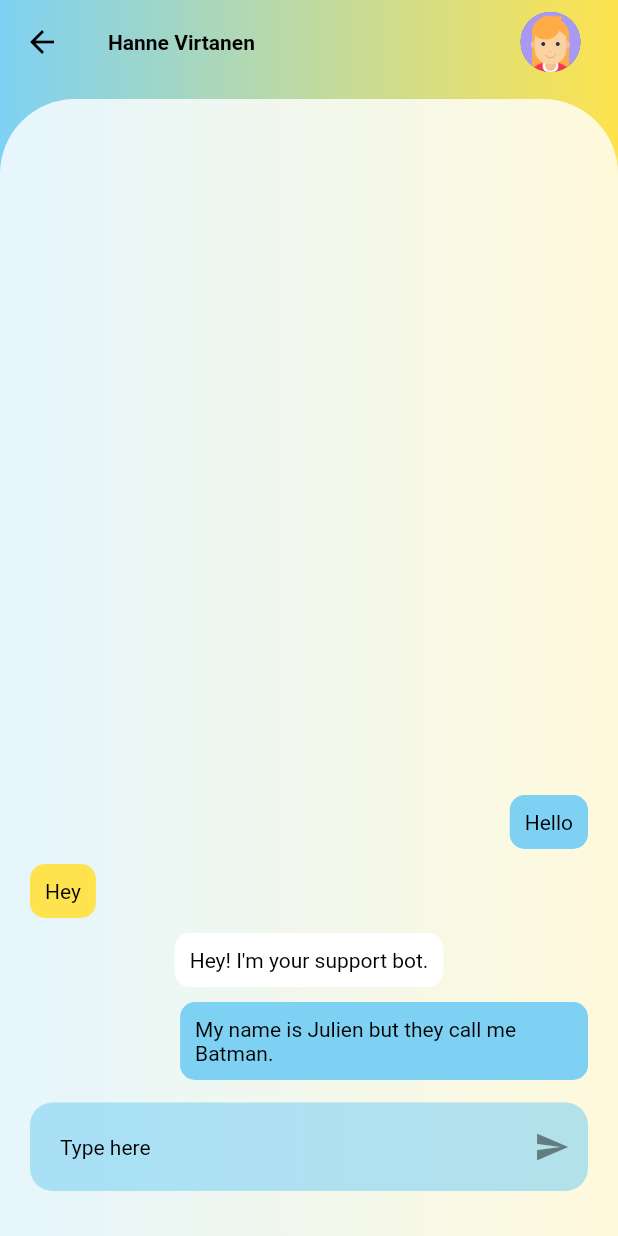
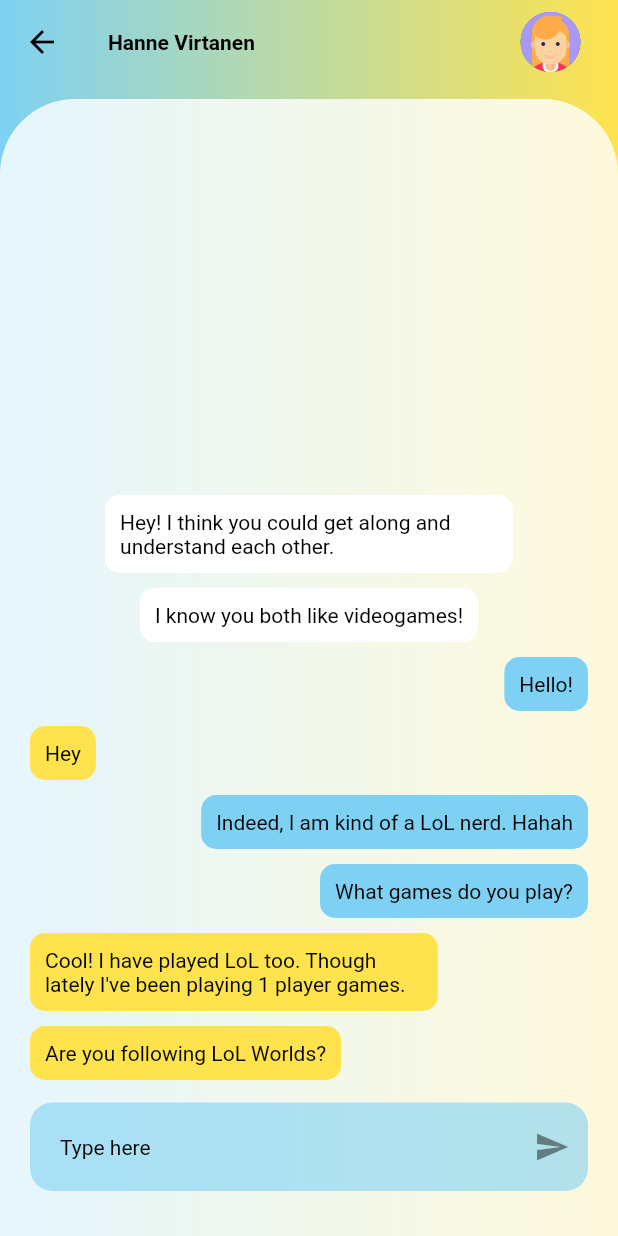
Before and after one commit to salcc/Junction-2022, a Flutter app: the SocialScreen screen opened by its route, after a tap on an icon or button, on a phone screen of 412 x 824 dp. Run offline on Flutter 3.47's test engine with Material 2 defaults, Android fonts, the phone set to English and light mode, and no system bars; our stand-ins replace fl_chart, get.

Commit message:
Final Junction app version

```diff
--- a/flutter_demo/lib/models/chat_model.dart
+++ b/flutter_demo/lib/models/chat_model.dart
@@ -45,7 +45,9 @@ class Chat {
       messages: Message.messages
           .where(
             (message) =>
-                (message.senderId == '1' || message.senderId == '3') &
+                (message.senderId == '1' ||
+                    message.senderId == '3' ||
+                    message.senderId == '99') &
                 (message.recipientId == '1' || message.recipientId == '3'),
           )
           .toList(),
--- a/flutter_demo/lib/models/message_model.dart
+++ b/flutter_demo/lib/models/message_model.dart
@@ -15,7 +15,7 @@ class Message {
     Message(
       senderId: '1',
       recipientId: '2',
-      text: 'Hello',
+      text: 'Hello!',
       createdAt: DateTime(2022, 08, 01, 10, 10, 10),
     ),
     Message(
@@ -27,20 +27,91 @@ class Message {
     Message(
       senderId: '1',
       recipientId: '2',
-      text: 'My name is Julien but they call me Batman.',
+      text: 'Indeed, I am kind of a LoL nerd. Hahah',
       createdAt: DateTime(2022, 08, 01, 10, 17, 32),
+    ),
+    Message(
+      senderId: '1',
+      recipientId: '2',
+      text: 'What games do you play?',
+      createdAt: DateTime(2022, 08, 01, 10, 18, 32),
+    ),
+    Message(
+      senderId: '2',
+      recipientId: '1',
+      text:
+          "Cool! I have played LoL too. Though lately I've been playing 1 player games.",
+      createdAt: DateTime(2022, 08, 01, 10, 19, 32),
+    ),
+    Message(
+      senderId: '2',
+      recipientId: '1',
+      text: "Are you following LoL Worlds?",
+      createdAt: DateTime(2022, 08, 01, 10, 20, 32),
     ),
     Message(
       senderId: '3',
       recipientId: '1',
-      text: 'Good to hear that!',
+      text: 'How did it go yesterday?',
       createdAt: DateTime(2022, 08, 01, 08, 32, 11),
     ),
     Message(
+      senderId: '1',
+      recipientId: '3',
+      text: 'Really f***ing bad',
+      createdAt: DateTime(2022, 08, 01, 08, 33, 11),
+    ),
+    Message(
+      senderId: '3',
+      recipientId: '1',
+      text: "What happened?",
+      createdAt: DateTime(2022, 08, 01, 08, 35, 11),
+    ),
+    Message(
+      senderId: '1',
+      recipientId: '3',
+      text:
+          "Honestly, everyhting went wrong. And I'm really mad about how my exams went. My family is paying so much for me to study abroad and I can't even pass or make friends.",
+      createdAt: DateTime(2022, 08, 01, 08, 36, 11),
+    ),
+    Message(
+      senderId: '3',
+      recipientId: '1',
+      text: "I understand you, I've been thorugh something similar too.",
+      createdAt: DateTime(2022, 08, 01, 08, 37, 11),
+    ),
+    Message(
+      senderId: '3',
+      recipientId: '1',
+      text:
+          "Even though it's not easy now, you'll see that you'll make some good friends. It's just been not too long since you moved, make sure to wander more around uni!",
+      createdAt: DateTime(2022, 08, 01, 08, 38, 11),
+    ),
+    Message(
+      senderId: '3',
+      recipientId: '1',
+      text:
+          "Also don't worry about the grades. They're not as important as they seem. Most of the times you can easily recover form one bad exam.",
+      createdAt: DateTime(2022, 08, 01, 08, 39, 11),
+    ),
+    Message(
       senderId: '99',
-      recipientId: '1',
-      text: "Hey! I'm your support bot.",
-      createdAt: DateTime(2022, 08, 01, 10, 16, 11),
+      recipientId: '3',
+      text:
+          "Hey! Take it easy. It was probably not as bad as you think. Am I right Francesco?",
+      createdAt: DateTime(2022, 08, 01, 08, 34, 11),
+    ),
+    Message(
+      senderId: '99',
+      recipientId: '2',
+      text: "Hey! I think you could get along and understand each other.",
+      createdAt: DateTime(2022, 08, 01, 8, 16, 11),
+    ),
+    Message(
+      senderId: '99',
+      recipientId: '2',
+      text: "I know you both like videogames!",
+      createdAt: DateTime(2022, 08, 01, 8, 17, 11),
     ),
   ];
 }
--- a/flutter_demo/lib/widgets/mood_chart.dart
+++ b/flutter_demo/lib/widgets/mood_chart.dart
@@ -117,8 +117,8 @@ class MoodBarChartState extends State<MoodBarChart> {
             return makeGroupData(4, 4,
                 isTouched: i == touchedIndex, barColor: colors[3]);
           case 5:
-            return makeGroupData(5, 3,
-                isTouched: i == touchedIndex, barColor: colors[2]);
+            return makeGroupData(5, 1,
+                isTouched: i == touchedIndex, barColor: colors[0]);
           case 6:
             return makeGroupData(6, 4,
                 isTouched: i == touchedIndex, barColor: colors[3]);
```
